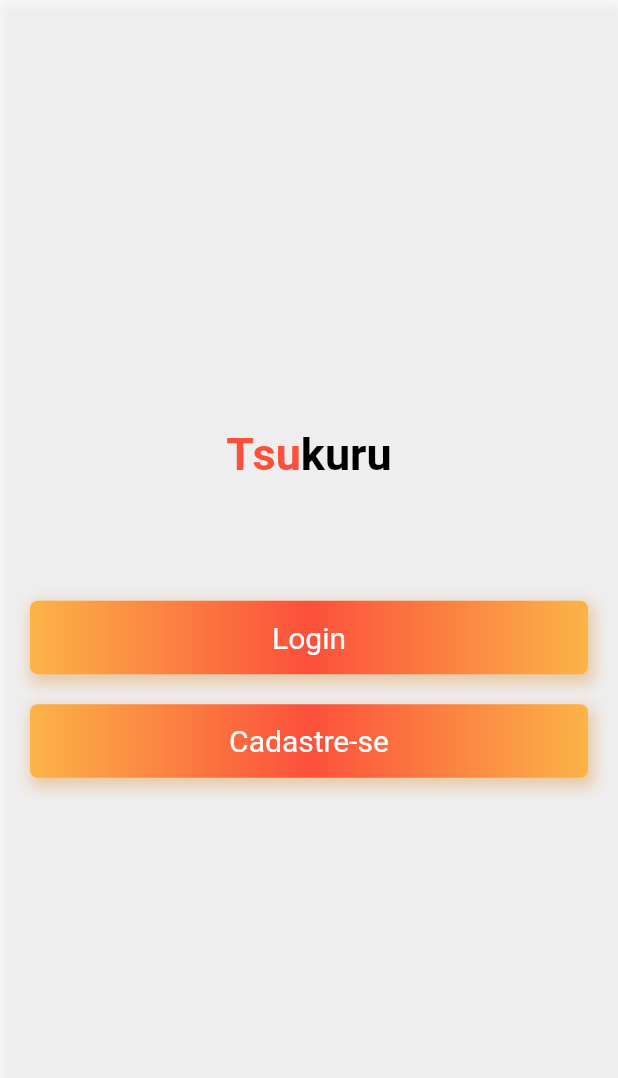
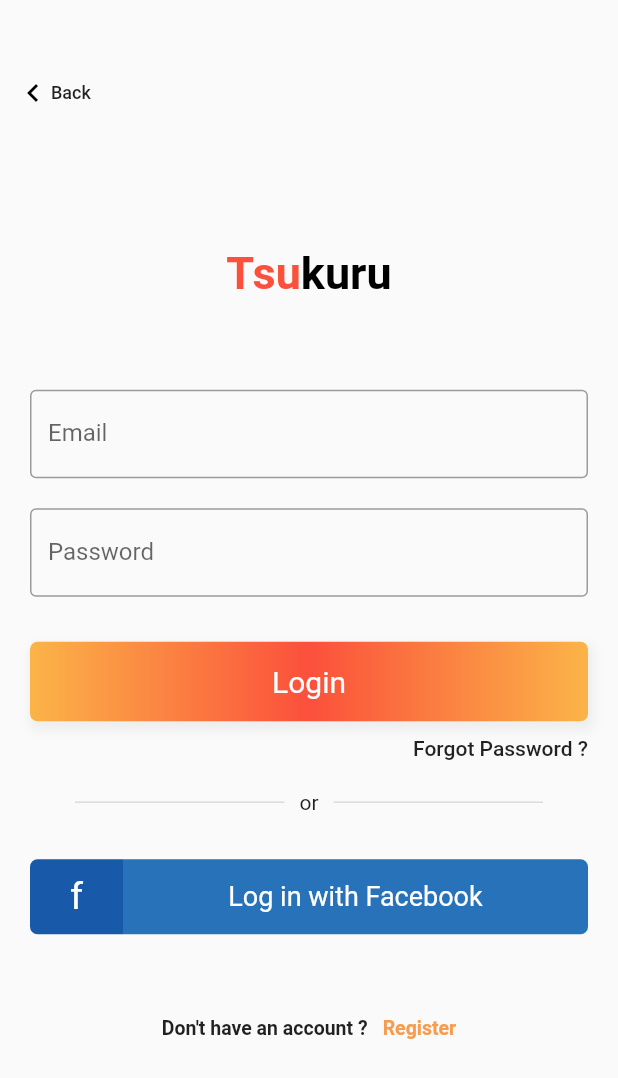
Before and after one commit to WilsDantas/tsukuruecommerce, a Flutter app: the screen it shows after launch, after a tap on "Login", on a phone screen of 412 x 824 dp. Shown: the top 1078 px of the screen. Run offline on Flutter 3.47's test engine with Material 2 defaults, Android fonts, the phone set to English and light mode, and no system bars; our stand-ins replace google_fonts; missing offline and left inert: loading_animations.

Commit message:
Login Page

```diff
--- /dev/null
+++ b/lib/pages/login/loginPage.dart
@@ -0,0 +1,271 @@
+import 'package:flutter/material.dart';
+import 'package:google_fonts/google_fonts.dart';
+
+class LoginPage extends StatefulWidget {
+  @override
+  _LoginPageState createState() => _LoginPageState();
+}
+
+class _LoginPageState extends State<LoginPage> {
+  @override
+  Widget build(BuildContext context) {
+    final height = MediaQuery.of(context).size.height;
+    return Scaffold(
+      body: bodyPage(height),
+    );
+  }
+
+  Widget bodyPage(height) {
+    return Container(
+      height: MediaQuery.of(context).size.height,
+      child: Stack(
+        children: <Widget>[
+          Container(
+            padding: EdgeInsets.symmetric(horizontal: 20),
+            child: SingleChildScrollView(
+              child: Column(
+                crossAxisAlignment: CrossAxisAlignment.center,
+                mainAxisAlignment: MainAxisAlignment.center,
+                children: <Widget>[
+                  SizedBox(height: height * .2),
+                  _title(),
+                  SizedBox(height: 50),
+                  Column(
+                    children: <Widget>[
+                      _entryField("Email"),
+                      _entryField("Password", isPassword: true),
+                    ],
+                  ),
+                  SizedBox(height: 20),
+                  _submitButton(),
+                  Container(
+                    padding: EdgeInsets.symmetric(vertical: 10),
+                    alignment: Alignment.centerRight,
+                    child: Text(
+                      'Forgot Password ?',
+                      style:
+                          TextStyle(fontSize: 14, fontWeight: FontWeight.w500),
+                    ),
+                  ),
+                  _divider(),
+                  _facebookButton(),
+                  _createAccountLabel(),
+                ],
+              ),
+            ),
+          ),
+          Positioned(top: 40, left: 0, child: _backButton()),
+        ],
+      ),
+    );
+  }
+
+  Widget _title() {
+    return RichText(
+      textAlign: TextAlign.center,
+      text: TextSpan(
+        text: 'Tsu',
+        style: GoogleFonts.portLligatSans(
+          fontSize: 30,
+          fontWeight: FontWeight.w700,
+          color: Theme.of(context).primaryColor,
+        ),
+        children: [
+          TextSpan(
+            text: 'kuru',
+            style: TextStyle(color: Colors.black, fontSize: 30),
+          ),
+        ],
+      ),
+    );
+  }
+
+  Widget _entryField(String title, {bool isPassword = false}) {
+    return Container(
+      margin: EdgeInsets.symmetric(vertical: 10),
+      child: Column(
+        crossAxisAlignment: CrossAxisAlignment.start,
+        children: <Widget>[
+          TextField(
+            obscureText: isPassword,
+            decoration: InputDecoration(
+              border: OutlineInputBorder(),
+              labelText: title,
+            ),
+          )
+        ],
+      ),
+    );
+  }
+
+  Widget _submitButton() {
+    return GestureDetector(
+      onTap: () {
+        Navigator.pop(context);
+        Navigator.pushReplacementNamed(context, '/index');
+      },
+      child: Container(
+        width: MediaQuery.of(context).size.width,
+        padding: EdgeInsets.symmetric(vertical: 15),
+        alignment: Alignment.center,
+        decoration: BoxDecoration(
+          borderRadius: BorderRadius.all(Radius.circular(5)),
+          boxShadow: <BoxShadow>[
+            BoxShadow(
+                color: Colors.grey.shade200,
+                offset: Offset(2, 4),
+                blurRadius: 5,
+                spreadRadius: 2)
+          ],
+          gradient: LinearGradient(
+            begin: Alignment.centerLeft,
+            end: Alignment.centerRight,
+            colors: [
+              Color(0xfffbb448),
+              Theme.of(context).primaryColor,
+              Color(0xfffbb448)
+            ],
+          ),
+        ),
+        child: Text(
+          'Login',
+          style: TextStyle(fontSize: 20, color: Colors.white),
+        ),
+      ),
+    );
+  }
+
+  Widget _divider() {
+    return Container(
+      margin: EdgeInsets.symmetric(vertical: 10),
+      child: Row(
+        children: <Widget>[
+          SizedBox(
+            width: 20,
+          ),
+          Expanded(
+            child: Padding(
+              padding: EdgeInsets.symmetric(horizontal: 10),
+              child: Divider(
+                thickness: 1,
+              ),
+            ),
+          ),
+          Text('or'),
+          Expanded(
+            child: Padding(
+              padding: EdgeInsets.symmetric(horizontal: 10),
+              child: Divider(
+                thickness: 1,
+              ),
+            ),
+          ),
+          SizedBox(
+            width: 20,
+          ),
+        ],
+      ),
+    );
+  }
+
+  Widget _facebookButton() {
+    return Container(
+      height: 50,
+      margin: EdgeInsets.symmetric(vertical: 20),
+      decoration: BoxDecoration(
+        borderRadius: BorderRadius.all(Radius.circular(10)),
+      ),
+      child: Row(
+        children: <Widget>[
+          Expanded(
+            flex: 1,
+            child: Container(
+              decoration: BoxDecoration(
+                color: Color(0xff1959a9),
+                borderRadius: BorderRadius.only(
+                    bottomLeft: Radius.circular(5),
+                    topLeft: Radius.circular(5)),
+              ),
+              alignment: Alignment.center,
+              child: Text('f',
+                  style: TextStyle(
+                      color: Colors.white,
+                      fontSize: 25,
+                      fontWeight: FontWeight.w400)),
+            ),
+          ),
+          Expanded(
+            flex: 5,
+            child: Container(
+              decoration: BoxDecoration(
+                color: Color(0xff2872ba),
+                borderRadius: BorderRadius.only(
+                    bottomRight: Radius.circular(5),
+                    topRight: Radius.circular(5)),
+              ),
+              alignment: Alignment.center,
+              child: Text('Log in with Facebook',
+                  style: TextStyle(
+                      color: Colors.white,
+                      fontSize: 18,
+                      fontWeight: FontWeight.w400)),
+            ),
+          ),
+        ],
+      ),
+    );
+  }
+
+  Widget _createAccountLabel() {
+    return InkWell(
+      onTap: () {
+        Navigator.pushReplacementNamed(context, '/register');
+      },
+      child: Container(
+        margin: EdgeInsets.symmetric(vertical: 20),
+        padding: EdgeInsets.all(15),
+        alignment: Alignment.bottomCenter,
+        child: Row(
+          mainAxisAlignment: MainAxisAlignment.center,
+          children: <Widget>[
+            Text(
+              'Don\'t have an account ?',
+              style: TextStyle(fontSize: 13, fontWeight: FontWeight.w600),
+            ),
+            SizedBox(
+              width: 10,
+            ),
+            Text(
+              'Register',
+              style: TextStyle(
+                  color: Color(0xfff79c4f),
+                  fontSize: 13,
+                  fontWeight: FontWeight.w600),
+            ),
+          ],
+        ),
+      ),
+    );
+  }
+
+  Widget _backButton() {
+    return InkWell(
+      onTap: () {
+        Navigator.pop(context);
+      },
+      child: Container(
+        padding: EdgeInsets.symmetric(horizontal: 10),
+        child: Row(
+          children: <Widget>[
+            Container(
+              padding: EdgeInsets.only(left: 0, top: 10, bottom: 10),
+              child: Icon(Icons.keyboard_arrow_left, color: Colors.black),
+            ),
+            Text('Back',
+                style: TextStyle(fontSize: 12, fontWeight: FontWeight.w500))
+          ],
+        ),
+      ),
+    );
+  }
+}
--- a/lib/routes.dart
+++ b/lib/routes.dart
@@ -1,4 +1,5 @@
 import 'package:flutter/material.dart';
+import 'package:tsukuru_e_commerce/pages/login/loginPage.dart';
 import 'package:tsukuru_e_commerce/pages/splash/splash.dart';
 import 'package:tsukuru_e_commerce/pages/welcome/welcomePage.dart';
 
@@ -8,5 +9,6 @@ class Routes {
   static final routes = <String, WidgetBuilder>{
     '/': (context) => Splash(),
     '/welcome': (context) => WelcomePage(),
+    '/login': (context) => LoginPage(),
   };
 }
```
